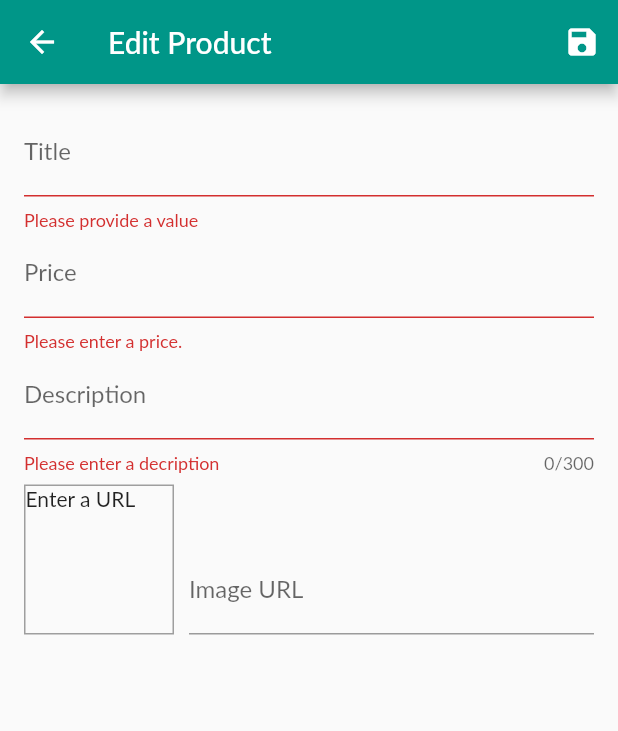
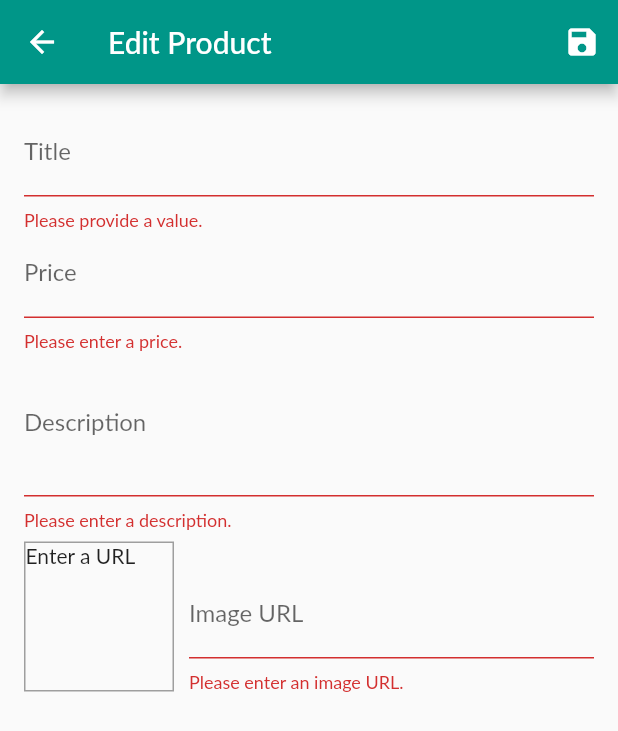
Before and after one commit to CheaVireaksat/Shopping_With_Me, a Flutter app: the EditProductScreen screen opened by its route, after a tap on the "save" icon, on a phone screen of 412 x 824 dp. Shown: the top 731 px of the screen. Run offline on Flutter 3.47's test engine with Material 2 defaults, Android fonts, the phone set to English and light mode, and no system bars; network calls fail; Roboto replaces fonts that are missing (Lato).

Commit message:
Fixed_But Edit Data & Save Data

```diff
--- a/lib/screens/edit_product_screen.dart
+++ b/lib/screens/edit_product_screen.dart
@@ -5,7 +5,8 @@ import '../providers/product.dart';
 import '../providers/products_provider.dart';
 
 class EditProductScreen extends StatefulWidget {
-  static const routeName = 'edit_products';
+  static const routeName = '/edit-product';
+
   @override
   _EditProductScreenState createState() => _EditProductScreenState();
 }
@@ -16,17 +17,66 @@ class _EditProductScreenState extends State<EditProductScreen> {
   final _imageUrlController = TextEditingController();
   final _imageUrlFocusNode = FocusNode();
   final _form = GlobalKey<FormState>();
-  var _editedProduct =
-      Product(id: null, title: '', price: 0, description: '', imageUrl: '');
+  var _editedProduct = Product(
+    id: null,
+    title: '',
+    price: 0,
+    description: '',
+    imageUrl: '',
+  );
+  var _initValues = {
+    'title': '',
+    'description': '',
+    'price': '',
+    'imageUrl': '',
+  };
+  var _isInit = true;
+
+  @override
+  void initState() {
+    _imageUrlFocusNode.addListener(_updateImageUrl);
+    super.initState();
+  }
+
+  @override
+  void didChangeDependencies() {
+    if (_isInit) {
+      final productId = ModalRoute.of(context).settings.arguments as String;
+      if (productId != null) {
+        _editedProduct =
+            Provider.of<Products>(context, listen: false).findById(productId);
+        _initValues = {
+          'title': _editedProduct.title,
+          'description': _editedProduct.description,
+          'price': _editedProduct.price.toString(),
+          // 'imageUrl': _editedProduct.imageUrl,
+          'imageUrl': '',
+        };
+        _imageUrlController.text = _editedProduct.imageUrl;
+      }
+    }
+    _isInit = false;
+    super.didChangeDependencies();
+  }
+
+  @override
+  void dispose() {
+    _imageUrlFocusNode.removeListener(_updateImageUrl);
+    _priceFocusNode.dispose();
+    _descriptionFocusNode.dispose();
+    _imageUrlController.dispose();
+    _imageUrlFocusNode.dispose();
+    super.dispose();
+  }
 
   void _updateImageUrl() {
     if (!_imageUrlFocusNode.hasFocus) {
       if ((!_imageUrlController.text.startsWith('http') &&
               !_imageUrlController.text.startsWith('https')) ||
           (!_imageUrlController.text.endsWith('.png') &&
-              !_imageUrlController.text.endsWith('jpg') &&
-              !_imageUrlController.text.endsWith('jpeg'))) {
-        return null;
+              !_imageUrlController.text.endsWith('.jpg') &&
+              !_imageUrlController.text.endsWith('.jpeg'))) {
+        return;
       }
       setState(() {});
     }
@@ -38,24 +88,13 @@ class _EditProductScreenState extends State<EditProductScreen> {
       return;
     }
     _form.currentState.save();
-    Provider.of<Products>(context, listen: false).addProduct(_editedProduct);
-  }
-
-  @override
-  void initState() {
-    _imageUrlFocusNode.addListener(_updateImageUrl);
-    super.initState();
-  }
-
-  @override
-  void dispose() {
-    // clear up the memory to avoid memory leaks.
-    _imageUrlFocusNode.removeListener(_updateImageUrl);
-    _priceFocusNode.dispose();
-    _descriptionFocusNode.dispose();
-    _imageUrlController.dispose();
-    _imageUrlFocusNode.dispose();
-    super.dispose();
+    if (_editedProduct.id != null) {
+      Provider.of<Products>(context, listen: false)
+          .updateProduct(_editedProduct.id, _editedProduct);
+    } else {
+      Provider.of<Products>(context, listen: false).addProduct(_editedProduct);
+    }
+    Navigator.of(context).pop();
   }
 
   @override
@@ -67,7 +106,7 @@ class _EditProductScreenState extends State<EditProductScreen> {
           IconButton(
             icon: Icon(Icons.save),
             onPressed: _saveForm,
-          )
+          ),
         ],
       ),
       body: Padding(
@@ -77,29 +116,30 @@ class _EditProductScreenState extends State<EditProductScreen> {
           child: ListView(
             children: <Widget>[
               TextFormField(
-                decoration: InputDecoration(
-                  labelText: 'Title',
-                ),
+                initialValue: _initValues['title'],
+                decoration: InputDecoration(labelText: 'Title'),
                 textInputAction: TextInputAction.next,
                 onFieldSubmitted: (_) {
                   FocusScope.of(context).requestFocus(_priceFocusNode);
                 },
                 validator: (value) {
                   if (value.isEmpty) {
-                    return 'Please provide a value';
+                    return 'Please provide a value.';
                   }
                   return null;
                 },
                 onSaved: (value) {
                   _editedProduct = Product(
-                      id: null,
                       title: value,
                       price: _editedProduct.price,
                       description: _editedProduct.description,
-                      imageUrl: _editedProduct.imageUrl);
+                      imageUrl: _editedProduct.imageUrl,
+                      id: _editedProduct.id,
+                      isFavorite: _editedProduct.isFavorite);
                 },
               ),
               TextFormField(
+                initialValue: _initValues['price'],
                 decoration: InputDecoration(labelText: 'Price'),
                 textInputAction: TextInputAction.next,
                 keyboardType: TextInputType.number,
@@ -112,43 +152,47 @@ class _EditProductScreenState extends State<EditProductScreen> {
                     return 'Please enter a price.';
                   }
                   if (double.tryParse(value) == null) {
-                    return 'Please enter a valid number';
+                    return 'Please enter a valid number.';
                   }
                   if (double.parse(value) <= 0) {
-                    return 'Please enter a number greater than zero';
+                    return 'Please enter a number greater than zero.';
                   }
                   return null;
                 },
                 onSaved: (value) {
                   _editedProduct = Product(
-                      id: null,
                       title: _editedProduct.title,
                       price: double.parse(value),
                       description: _editedProduct.description,
-                      imageUrl: _editedProduct.imageUrl);
+                      imageUrl: _editedProduct.imageUrl,
+                      id: _editedProduct.id,
+                      isFavorite: _editedProduct.isFavorite);
                 },
               ),
               TextFormField(
+                initialValue: _initValues['description'],
                 decoration: InputDecoration(labelText: 'Description'),
-                maxLength: 300,
+                maxLines: 3,
                 keyboardType: TextInputType.multiline,
                 focusNode: _descriptionFocusNode,
                 validator: (value) {
                   if (value.isEmpty) {
-                    return 'Please enter a decription';
+                    return 'Please enter a description.';
                   }
                   if (value.length < 10) {
-                    return 'Should be at least 10 characters long';
+                    return 'Should be at least 10 characters long.';
                   }
                   return null;
                 },
                 onSaved: (value) {
                   _editedProduct = Product(
-                      id: null,
-                      title: _editedProduct.title,
-                      price: _editedProduct.price,
-                      description: value,
-                      imageUrl: _editedProduct.imageUrl);
+                    title: _editedProduct.title,
+                    price: _editedProduct.price,
+                    description: value,
+                    imageUrl: _editedProduct.imageUrl,
+                    id: _editedProduct.id,
+                    isFavorite: _editedProduct.isFavorite,
+                  );
                 },
               ),
               Row(
@@ -157,9 +201,15 @@ class _EditProductScreenState extends State<EditProductScreen> {
                   Container(
                     width: 100,
                     height: 100,
-                    margin: EdgeInsets.only(top: 8, right: 10),
+                    margin: EdgeInsets.only(
+                      top: 8,
+                      right: 10,
+                    ),
                     decoration: BoxDecoration(
-                      border: Border.all(width: 1, color: Colors.grey),
+                      border: Border.all(
+                        width: 1,
+                        color: Colors.grey,
+                      ),
                     ),
                     child: _imageUrlController.text.isEmpty
                         ? Text('Enter a URL')
@@ -180,26 +230,35 @@ class _EditProductScreenState extends State<EditProductScreen> {
                       onFieldSubmitted: (_) {
                         _saveForm();
                       },
-                      // if (value.isEmpty ||
-                      //     (!value.startsWith('http') &&
-                      //         !value.startsWith('https')) ||
-                      //     (!value.endsWith('.png') &&
-                      //         !value.endsWith('jpg') &&
-                      //         !value.endsWith('jpeg'))) {
-                      //   return null;}
+                      validator: (value) {
+                        if (value.isEmpty) {
+                          return 'Please enter an image URL.';
+                        }
+                        if (!value.startsWith('http') &&
+                            !value.startsWith('https')) {
+                          return 'Please enter a valid URL.';
+                        }
+                        if (!value.endsWith('.png') &&
+                            !value.endsWith('.jpg') &&
+                            !value.endsWith('.jpeg')) {
+                          return 'Please enter a valid image URL.';
+                        }
+                        return null;
+                      },
                       onSaved: (value) {
                         _editedProduct = Product(
-                          id: null,
                           title: _editedProduct.title,
                           price: _editedProduct.price,
                           description: _editedProduct.description,
                           imageUrl: value,
+                          id: _editedProduct.id,
+                          isFavorite: _editedProduct.isFavorite,
                         );
                       },
                     ),
                   ),
                 ],
-              )
+              ),
             ],
           ),
         ),
--- a/lib/screens/user_product_Screen.dart
+++ b/lib/screens/user_product_Screen.dart
@@ -31,7 +31,9 @@ class UserProductsScreen extends StatelessWidget {
             itemCount: productsData.items.length,
             itemBuilder: (_, i) => Column(
                   children: [
-                    UserProductItem(productsData.items[i].title,
+                    UserProductItem(
+                        productsData.items[i].id,
+                        productsData.items[i].title,
                         productsData.items[i].imageUrl),
                     Divider(),
                   ],
```
Also changed, not shown: lib/providers/products_provider.dart (+11 -1 lines), lib/widgets/user_product_item.dart (+8 -2 lines).
